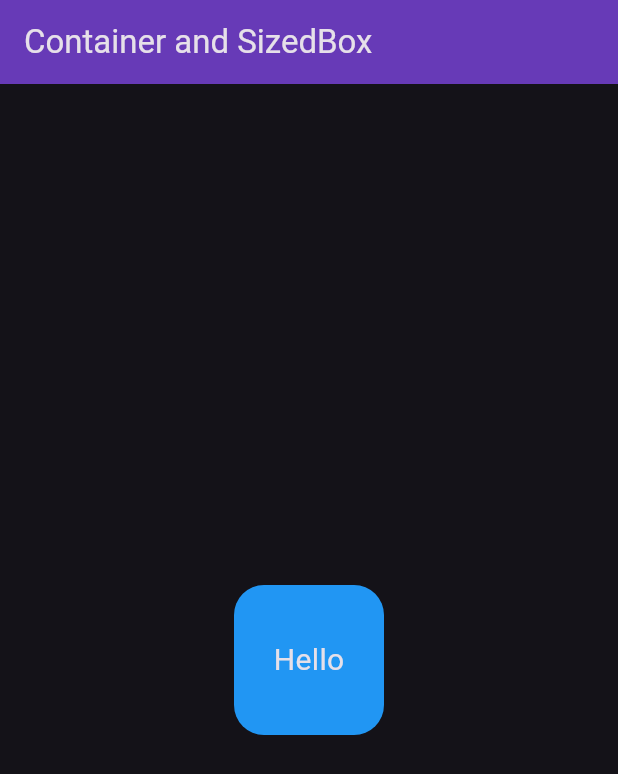
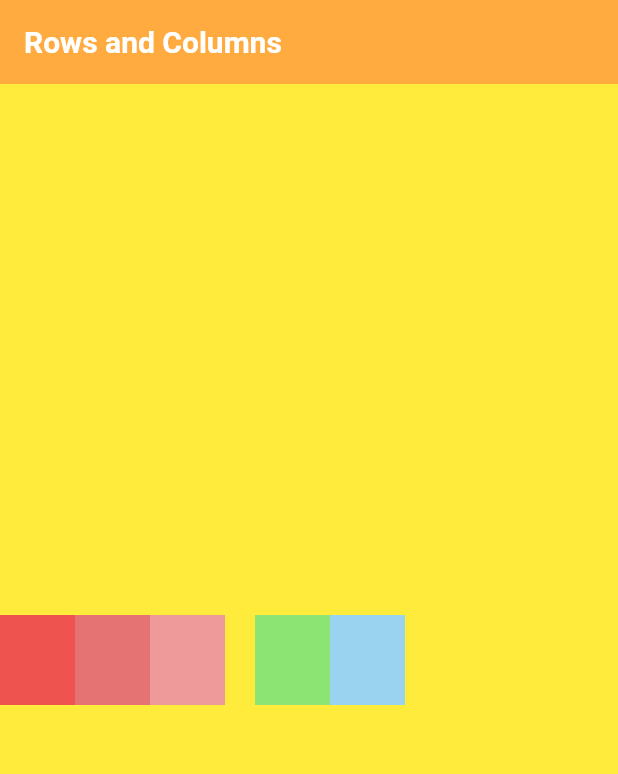
Before and after one commit to rohansakhare130/Flutter-Project-FC, a Flutter app: the screen it shows after launch, on a phone screen of 412 x 824 dp. Shown: the top 774 px of the screen. Run offline on Flutter 3.47's test engine with Material 3 defaults, Android fonts, the phone set to English and light mode, and no system bars.

Commit message:
feat: rows,cols and wrap

```diff
--- a/lib/main.dart
+++ b/lib/main.dart
@@ -1,5 +1,6 @@
 import 'package:flutter/material.dart';
-import 'package:project_fr/widgets/container_Sized.dart';
+// import 'package:project_fr/widgets/container_Sized.dart';
+import 'package:project_fr/widgets/rowsCols.dart';
 
 void main() {
   runApp(const MyApp());
@@ -11,12 +12,12 @@ class MyApp extends StatelessWidget {
   @override
   Widget build(BuildContext context) {
     return MaterialApp(
+      debugShowCheckedModeBanner: false,
       theme: ThemeData(
-
-        brightness: Brightness.dark,
+        // brightness: Brightness.dark,
         primaryColor: Colors.deepPurple
       ),
-      home:Container_Sized(),
+      home:Rowscols(),
     );
   }
 }
--- /dev/null
+++ b/lib/widgets/rowsCols.dart
@@ -0,0 +1,50 @@
+import 'package:flutter/material.dart';
+
+class Rowscols extends StatelessWidget {
+  const Rowscols({Key? key}) : super(key: key);
+
+  @override
+  Widget build(BuildContext context) {
+    var w = MediaQuery.of(context).size.width;
+    var h = MediaQuery.of(context).size.height;
+    return Scaffold(
+      appBar: AppBar(
+        backgroundColor: Colors.orangeAccent,
+        title: Text('Rows and Columns',
+            style: TextStyle(
+                fontSize: (20),
+                color: Colors.white,
+                fontWeight: FontWeight.bold)),
+      ),
+      body: Container(
+          height: h,
+          width: w,
+          color: Colors.yellow,
+          child: Row(
+            mainAxisAlignment: MainAxisAlignment.start,
+            crossAxisAlignment: CrossAxisAlignment.center,
+            children: [
+              Container(height: 60, width: 50, color: Colors.red.shade400),
+              Container(height: 60, width: 50, color: Colors.red.shade300),
+              Container(height: 60, width: 50, color: Colors.red.shade200),
+              SizedBox(width: 20),
+              Container(
+                  child: Wrap(
+                    direction: Axis.horizontal,
+                    alignment: WrapAlignment.start,
+                children: [
+                  Container(
+                      height: 60,
+                      width: 50,
+                      color: const Color.fromARGB(255, 140, 229, 115)),
+                  Container(
+                      height: 60,
+                      width: 50,
+                      color: const Color.fromARGB(255, 154, 211, 239)),
+                ],
+              ))
+            ],
+          )),
+    );
+  }
+}
```
